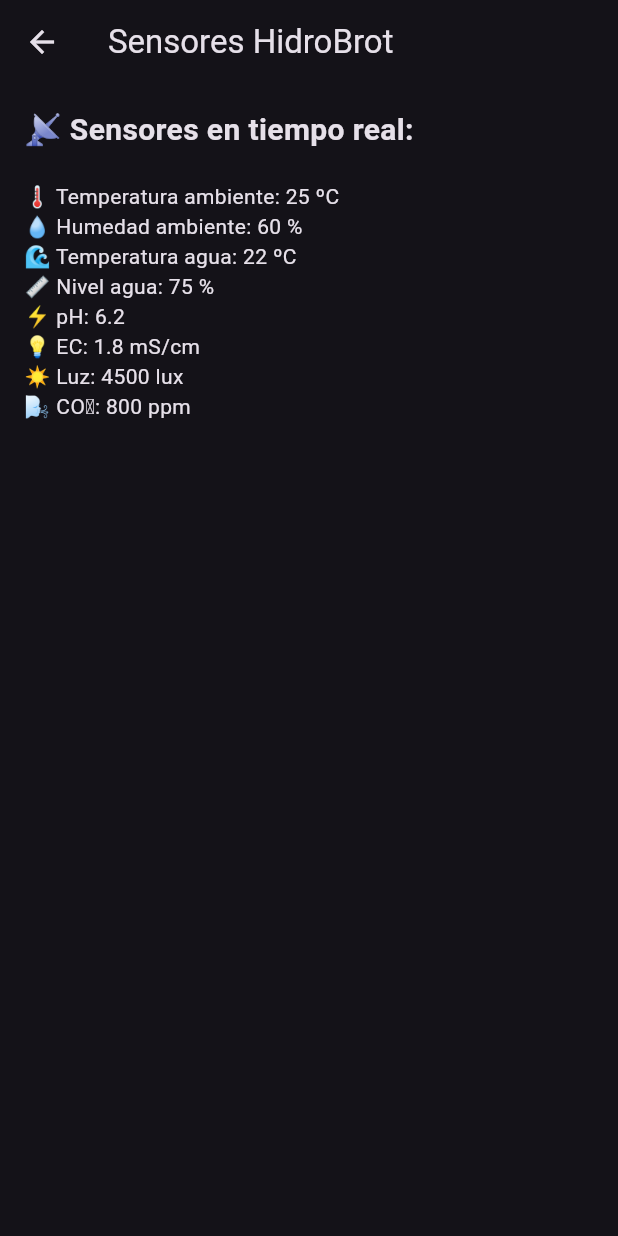
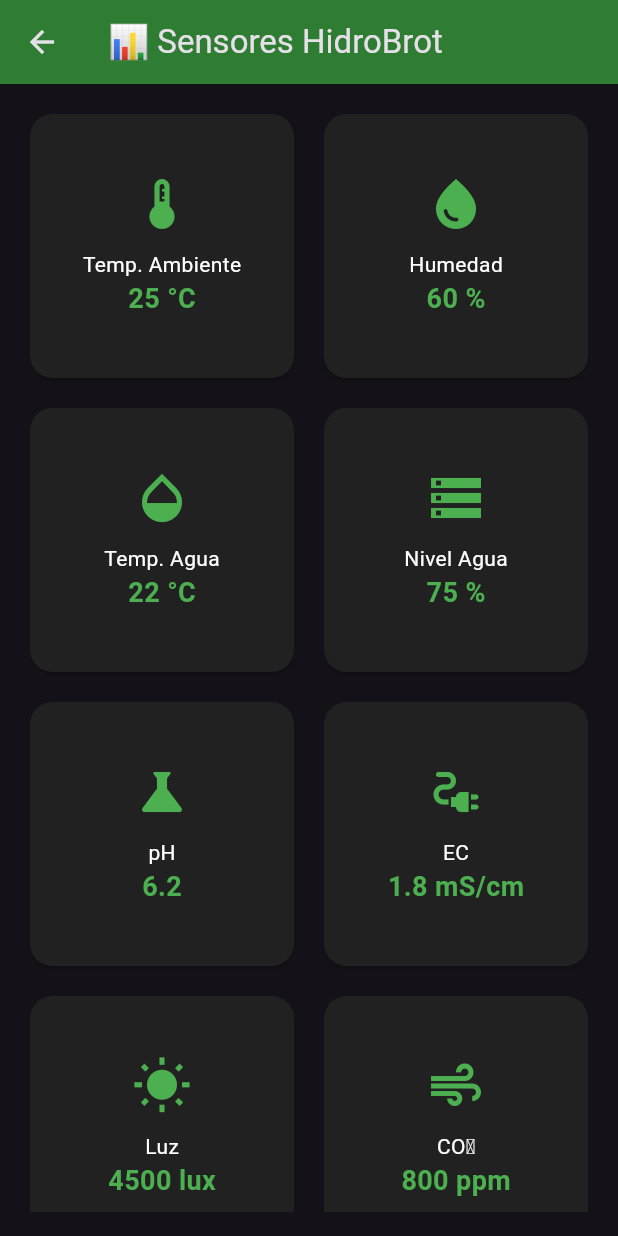
Before and after one commit to HidroBrot/CultiBrot_App, a Flutter app: the SensoresScreen screen opened directly, on a phone screen of 412 x 824 dp. Run offline on Flutter 3.47's test engine with Material 3 defaults, Android fonts, the phone set to English and light mode, and no system bars; our stand-ins replace firebase_auth; accounts and stored records are empty; statements that could not run were skipped.

Commit message:
Update Sensores.dart

```diff
--- a/lib/lib/screens/Sensores.dart
+++ b/lib/lib/screens/Sensores.dart
@@ -7,27 +7,59 @@ class SensoresScreen extends StatelessWidget {
   Widget build(BuildContext context) {
     return Scaffold(
       appBar: AppBar(
-        title: const Text("Sensores HidroBrot"),
+        title: const Text("📊 Sensores HidroBrot"),
+        backgroundColor: Colors.green[800],
       ),
       body: Padding(
-        padding: const EdgeInsets.all(16.0),
-        child: Column(
-          crossAxisAlignment: CrossAxisAlignment.start,
+        padding: const EdgeInsets.all(16),
+        child: GridView.count(
+          crossAxisCount: 2,
+          crossAxisSpacing: 12,
+          mainAxisSpacing: 12,
           children: const [
-            Text("📡 Sensores en tiempo real:",
-                style: TextStyle(fontSize: 20, fontWeight: FontWeight.bold)),
-            SizedBox(height: 20),
-            Text("🌡️ Temperatura ambiente: 25 ºC"),
-            Text("💧 Humedad ambiente: 60 %"),
-            Text("🌊 Temperatura agua: 22 ºC"),
-            Text("📏 Nivel agua: 75 %"),
-            Text("⚡ pH: 6.2"),
-            Text("💡 EC: 1.8 mS/cm"),
-            Text("☀️ Luz: 4500 lux"),
-            Text("🌬️ CO₂: 800 ppm"),
+            SensorCard(icon: Icons.thermostat, label: "Temp. Ambiente", value: "25 °C"),
+            SensorCard(icon: Icons.water_drop, label: "Humedad", value: "60 %"),
+            SensorCard(icon: Icons.opacity, label: "Temp. Agua", value: "22 °C"),
+            SensorCard(icon: Icons.storage, label: "Nivel Agua", value: "75 %"),
+            SensorCard(icon: Icons.science, label: "pH", value: "6.2"),
+            SensorCard(icon: Icons.electrical_services, label: "EC", value: "1.8 mS/cm"),
+            SensorCard(icon: Icons.wb_sunny, label: "Luz", value: "4500 lux"),
+            SensorCard(icon: Icons.air, label: "CO₂", value: "800 ppm"),
           ],
         ),
       ),
     );
   }
 }
+
+class SensorCard extends StatelessWidget {
+  final IconData icon;
+  final String label;
+  final String value;
+
+  const SensorCard({
+    super.key,
+    required this.icon,
+    required this.label,
+    required this.value,
+  });
+
+  @override
+  Widget build(BuildContext context) {
+    return Card(
+      color: Colors.grey[900],
+      shape: RoundedRectangleBorder(borderRadius: BorderRadius.circular(15)),
+      child: Center(
+        child: Column(
+          mainAxisSize: MainAxisSize.min,
+          children: [
+            Icon(icon, color: Colors.green, size: 40),
+            const SizedBox(height: 10),
+            Text(label, style: const TextStyle(color: Colors.white, fontSize: 14)),
+            Text(value, style: const TextStyle(color: Colors.green, fontSize: 18, fontWeight: FontWeight.bold)),
+          ],
+        ),
+      ),
+    );
+  }
+}
```
